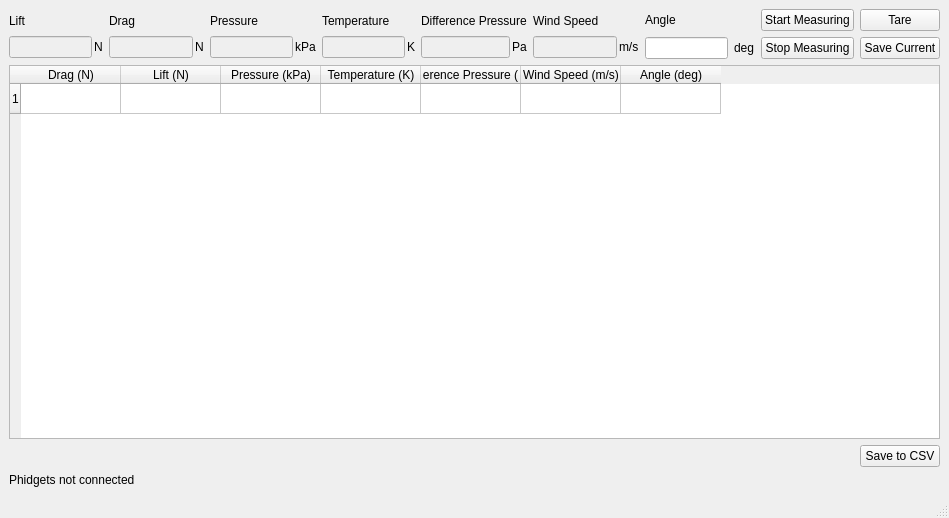
This is ui/main.ui in KasperVaessen/WindReader as Qt 5 draws it before an edit. The edited form follows.
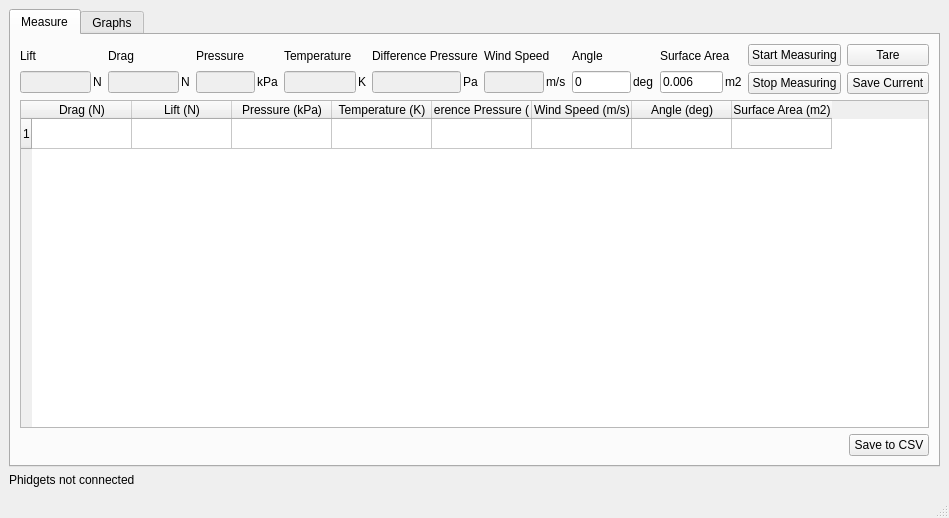
This is the edited form. The open tabs and pages were chosen to show the change.

Commit message: Added a tab where graphs can go

```diff
--- a/ui/main.ui
+++ b/ui/main.ui
@@ -18,88 +18,7 @@
     <enum>Qt::LeftToRight</enum>
    </property>
    <layout class="QGridLayout" name="gridLayout">
-    <item row="5" column="0">
-     <layout class="QHBoxLayout" name="horizontalLayout_9">
-      <item>
-       <spacer name="horizontalSpacer">
-        <property name="orientation">
-         <enum>Qt::Horizontal</enum>
-        </property>
-        <property name="sizeHint" stdset="0">
-         <size>
-          <width>40</width>
-          <height>20</height>
-         </size>
-        </property>
-       </spacer>
-      </item>
-      <item>
-       <widget class="QPushButton" name="save_csv_button">
-        <property name="text">
-         <string>Save to CSV</string>
-        </property>
-        <property name="shortcut">
-         <string>Ctrl+S</string>
-        </property>
-       </widget>
-      </item>
-     </layout>
-    </item>
-    <item row="1" column="0">
-     <widget class="QTableWidget" name="tableWidget">
-      <property name="showDropIndicator" stdset="0">
-       <bool>true</bool>
-      </property>
-      <property name="dragDropOverwriteMode">
-       <bool>true</bool>
-      </property>
-      <property name="sortingEnabled">
-       <bool>false</bool>
-      </property>
-      <row/>
-      <column>
-       <property name="text">
-        <string>Drag (N)</string>
-       </property>
-      </column>
-      <column>
-       <property name="text">
-        <string>Lift (N)</string>
-       </property>
-      </column>
-      <column>
-       <property name="text">
-        <string>Pressure (kPa)</string>
-       </property>
-      </column>
-      <column>
-       <property name="text">
-        <string>Temperature (K)</string>
-       </property>
-      </column>
-      <column>
-       <property name="text">
-        <string>Difference Pressure (Pa)</string>
-       </property>
-      </column>
-      <column>
-       <property name="text">
-        <string>Wind Speed (m/s)</string>
-       </property>
-      </column>
-      <column>
-       <property name="text">
-        <string>Angle (deg)</string>
-       </property>
-      </column>
-      <item row="0" column="0">
-       <property name="text">
-        <string/>
-       </property>
-      </item>
-     </widget>
-    </item>
-    <item row="6" column="0">
+    <item row="7" column="0">
      <widget class="QLabel" name="label_5">
       <property name="text">
        <string>Phidgets not connected</string>
@@ -107,7 +26,19 @@
      </widget>
     </item>
     <item row="0" column="0">
-     <layout class="QHBoxLayout" name="horizontalLayout">
+     <widget class="QTabWidget" name="tabWidget">
+      <property name="currentIndex">
+       <number>1</number>
+      </property>
+      <widget class="QWidget" name="measure_tab">
+       <attribute name="title">
+        <string>Measure</string>
+       </attribute>
+       <layout class="QVBoxLayout" name="verticalLayout_4">
+        <item>
+         <layout class="QVBoxLayout" name="interaction">
+          <item>
+           <layout class="QHBoxLayout" name="horizontalLayout" stretch="1,1,1,1,1,1,1,1,1,1">
       <item>
        <layout class="QVBoxLayout" name="Lift_box" stretch="0,0">
         <property name="spacing">
@@ -122,6 +53,9 @@
         </item>
         <item>
          <layout class="QHBoxLayout" name="horizontalLayout_2">
+                <property name="spacing">
+                 <number>2</number>
+                </property>
           <item>
            <widget class="QLineEdit" name="lift_entry">
             <property name="enabled">
@@ -154,6 +88,9 @@
         </item>
         <item>
          <layout class="QHBoxLayout" name="horizontalLayout_3">
+                <property name="spacing">
+                 <number>2</number>
+                </property>
           <item>
            <widget class="QLineEdit" name="drag_entry">
             <property name="enabled">
@@ -186,6 +123,9 @@
         </item>
         <item>
          <layout class="QHBoxLayout" name="horizontalLayout_5">
+                <property name="spacing">
+                 <number>2</number>
+                </property>
           <item>
            <widget class="QLineEdit" name="pressure_entry">
             <property name="enabled">
@@ -218,6 +158,9 @@
         </item>
         <item>
          <layout class="QHBoxLayout" name="horizontalLayout_7">
+                <property name="spacing">
+                 <number>2</number>
+                </property>
           <item>
            <widget class="QLineEdit" name="temp_entry">
             <property name="enabled">
@@ -250,6 +193,9 @@
         </item>
         <item>
          <layout class="QHBoxLayout" name="horizontalLayout_8">
+                <property name="spacing">
+                 <number>2</number>
+                </property>
           <item>
            <widget class="QLineEdit" name="diff_pres_entry">
             <property name="enabled">
@@ -282,6 +228,9 @@
         </item>
         <item>
          <layout class="QHBoxLayout" name="horizontalLayout_6">
+                <property name="spacing">
+                 <number>2</number>
+                </property>
           <item>
            <widget class="QLineEdit" name="speed_entry">
             <property name="enabled">
@@ -302,6 +251,9 @@
       </item>
       <item>
        <layout class="QVBoxLayout" name="angle_box">
+              <property name="spacing">
+               <number>2</number>
+              </property>
         <item>
          <widget class="QLabel" name="label_16">
           <property name="text">
@@ -311,8 +263,18 @@
         </item>
         <item>
          <layout class="QHBoxLayout" name="horizontalLayout_10">
+                <property name="spacing">
+                 <number>2</number>
+                </property>
           <item>
-           <widget class="QLineEdit" name="angle_entry"/>
+                 <widget class="QLineEdit" name="angle_entry">
+                  <property name="text">
+                   <string>0</string>
+                  </property>
+                  <property name="placeholderText">
+                   <string>0</string>
+                  </property>
+                 </widget>
           </item>
           <item>
            <widget class="QLabel" name="label_17">
@@ -325,6 +287,47 @@
         </item>
        </layout>
       </item>
+            <item>
+             <layout class="QVBoxLayout" name="Area_box">
+              <property name="spacing">
+               <number>2</number>
+              </property>
+              <item>
+               <widget class="QLabel" name="label_6">
+                <property name="text">
+                 <string>Surface Area</string>
+                </property>
+               </widget>
+              </item>
+              <item>
+               <layout class="QHBoxLayout" name="horizontalLayout_4">
+                <property name="spacing">
+                 <number>2</number>
+                </property>
+                <item>
+                 <widget class="QLineEdit" name="surface_entry">
+                  <property name="text">
+                   <string>0.006</string>
+                  </property>
+                  <property name="maxLength">
+                   <number>32764</number>
+                  </property>
+                  <property name="placeholderText">
+                   <string>0.006</string>
+                  </property>
+                 </widget>
+                </item>
+                <item>
+                 <widget class="QLabel" name="label_15">
+                  <property name="text">
+                   <string>m2</string>
+                  </property>
+                 </widget>
+                </item>
+               </layout>
+              </item>
+             </layout>
+            </item>
       <item>
        <layout class="QVBoxLayout" name="verticalLayout">
         <item>
@@ -362,6 +365,104 @@
        </layout>
       </item>
      </layout>
+          </item>
+         </layout>
+        </item>
+        <item>
+         <widget class="QTableWidget" name="tableWidget">
+          <property name="showDropIndicator" stdset="0">
+           <bool>true</bool>
+          </property>
+          <property name="dragDropOverwriteMode">
+           <bool>true</bool>
+          </property>
+          <property name="sortingEnabled">
+           <bool>false</bool>
+          </property>
+          <row/>
+          <column>
+           <property name="text">
+            <string>Drag (N)</string>
+           </property>
+          </column>
+          <column>
+           <property name="text">
+            <string>Lift (N)</string>
+           </property>
+          </column>
+          <column>
+           <property name="text">
+            <string>Pressure (kPa)</string>
+           </property>
+          </column>
+          <column>
+           <property name="text">
+            <string>Temperature (K)</string>
+           </property>
+          </column>
+          <column>
+           <property name="text">
+            <string>Difference Pressure (Pa)</string>
+           </property>
+          </column>
+          <column>
+           <property name="text">
+            <string>Wind Speed (m/s)</string>
+           </property>
+          </column>
+          <column>
+           <property name="text">
+            <string>Angle (deg)</string>
+           </property>
+          </column>
+          <column>
+           <property name="text">
+            <string>Surface Area (m2)</string>
+           </property>
+          </column>
+          <item row="0" column="0">
+           <property name="text">
+            <string/>
+           </property>
+          </item>
+         </widget>
+        </item>
+        <item>
+         <layout class="QHBoxLayout" name="savetocsv">
+          <item>
+           <spacer name="horizontalSpacer">
+            <property name="orientation">
+             <enum>Qt::Horizontal</enum>
+            </property>
+            <property name="sizeHint" stdset="0">
+             <size>
+              <width>40</width>
+              <height>20</height>
+             </size>
+            </property>
+           </spacer>
+          </item>
+          <item>
+           <widget class="QPushButton" name="save_csv_button">
+            <property name="text">
+             <string>Save to CSV</string>
+            </property>
+            <property name="shortcut">
+             <string>Ctrl+S</string>
+            </property>
+           </widget>
+          </item>
+         </layout>
+        </item>
+       </layout>
+      </widget>
+      <widget class="QWidget" name="graph_tab">
+       <attribute name="title">
+        <string>Graphs</string>
+       </attribute>
+       <layout class="QGridLayout" name="gridLayout_2"/>
+      </widget>
+     </widget>
     </item>
    </layout>
   </widget>
```
Lines whose indentation alone changed are shown as unchanged. The commit also changes 4 other files.
